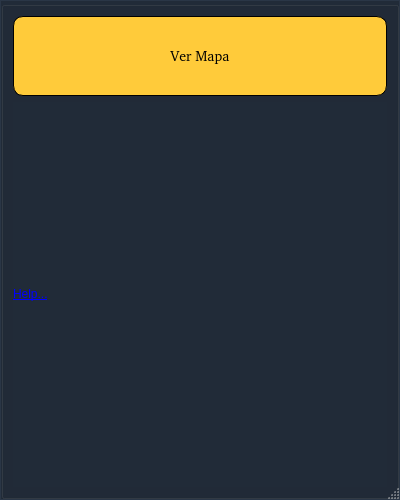
First picture: the form in OnlineRoutingMapper_dialog_base_estadisticas.ui, repository valetobares11/EmergencyDispatcher, before the edit.
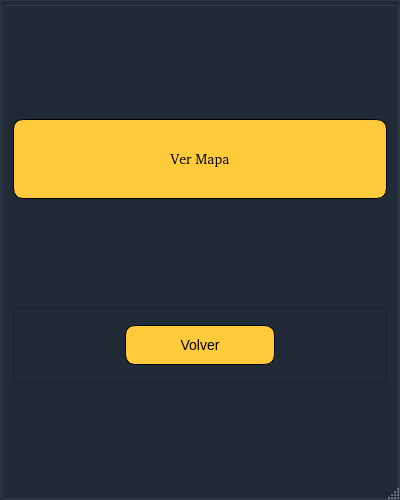
Second picture: the form after the edit.

```diff
--- a/OnlineRoutingMapper_dialog_base_estadisticas.ui
+++ b/OnlineRoutingMapper_dialog_base_estadisticas.ui
@@ -85,10 +85,7 @@
      <property name="frameShadow">
       <enum>QFrame::Raised</enum>
      </property>
-     <layout class="QVBoxLayout" name="verticalLayout_2">
-      <property name="spacing">
-       <number>2</number>
-      </property>
+     <layout class="QGridLayout" name="gridLayout">
       <property name="leftMargin">
        <number>0</number>
       </property>
@@ -101,7 +98,7 @@
       <property name="bottomMargin">
        <number>0</number>
       </property>
-      <item>
+      <item row="0" column="0">
        <widget class="QGroupBox" name="groupBox">
         <property name="sizePolicy">
          <sizepolicy hsizetype="Fixed" vsizetype="Expanding">
@@ -163,13 +160,52 @@
           </widget>
          </item>
          <item>
-          <widget class="QLabel" name="helpLbl">
-           <property name="text">
-            <string>&lt;html&gt;&lt;head/&gt;&lt;body&gt;&lt;p&gt;&lt;a href=&quot;https://cbsuygulama.wordpress.com/2015/11/05/shortest-path-analysis-with-online-routing-mapper-plugin/&quot;&gt;&lt;span style=&quot; text-decoration: underline; color:#0000ff;&quot;&gt;Help...&lt;/span&gt;&lt;/a&gt;&lt;/p&gt;&lt;/body&gt;&lt;/html&gt;</string>
+          <widget class="QFrame" name="frame">
+           <property name="maximumSize">
+            <size>
+             <width>500</width>
+             <height>75</height>
+            </size>
            </property>
-           <property name="openExternalLinks">
-            <bool>true</bool>
+           <property name="frameShape">
+            <enum>QFrame::StyledPanel</enum>
            </property>
+           <property name="frameShadow">
+            <enum>QFrame::Raised</enum>
+           </property>
+           <layout class="QHBoxLayout" name="horizontalLayout_2">
+            <item>
+             <widget class="QPushButton" name="pushButton">
+              <property name="minimumSize">
+               <size>
+                <width>30</width>
+                <height>40</height>
+               </size>
+              </property>
+              <property name="maximumSize">
+               <size>
+                <width>150</width>
+                <height>40</height>
+               </size>
+              </property>
+              <property name="styleSheet">
+               <string notr="true">QPushButton {
+font-size:14px;
+background-color:#ffcb3a;
+border-radius: 10px;
+border: 1px solid black;
+}
+
+QPushButton:hover {
+background-color: #c83737;
+}</string>
+              </property>
+              <property name="text">
+               <string>Volver</string>
+              </property>
+             </widget>
+            </item>
+           </layout>
           </widget>
          </item>
         </layout>
```
Left out of the diff: 3 changed lines with no effect on the pictures.
